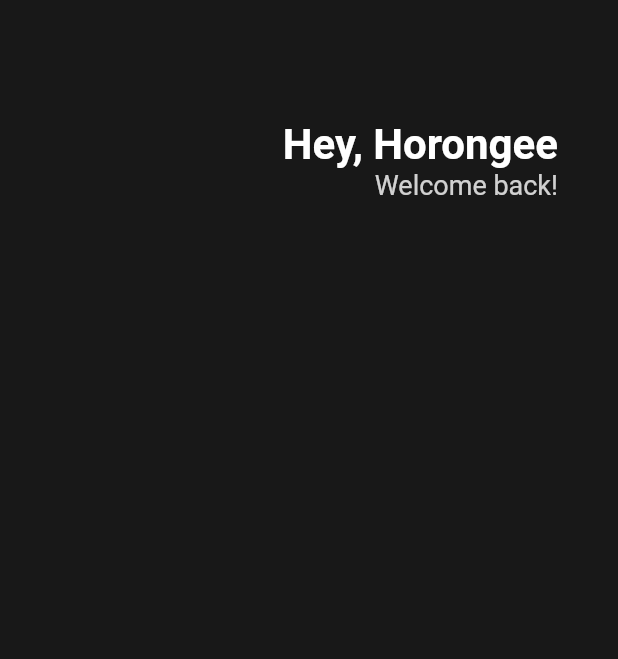
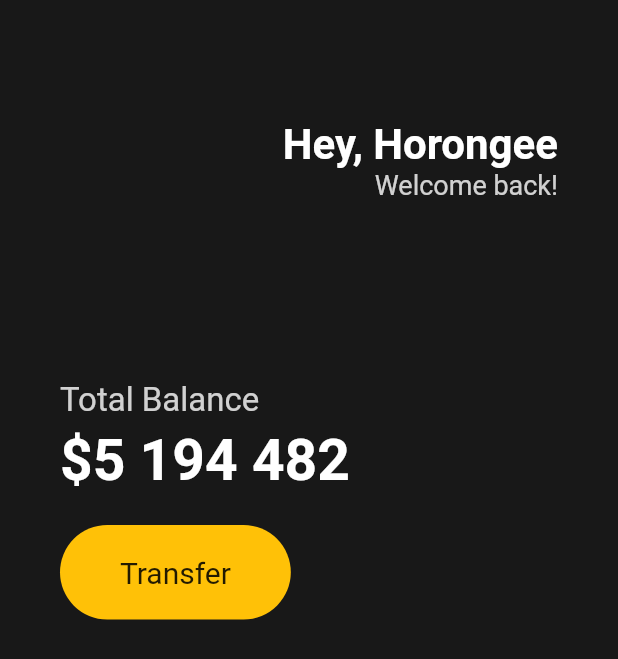
Before and after one commit to chopinoff/practice-flutter, a Flutter app: the screen it shows after launch, on a phone screen of 412 x 824 dp. Shown: the top 659 px of the screen. Run offline on Flutter 3.47's test engine with Material 2 defaults, Android fonts, the phone set to English and light mode, and no system bars.

Commit message:
230626_Buttons Section

```diff
--- a/toonflix/lib/main.dart
+++ b/toonflix/lib/main.dart
@@ -1,39 +1,37 @@
 import 'package:flutter/material.dart';
 
 void main() {
-  runApp(App());
+  runApp(const App());
 }
 
 class App extends StatelessWidget {
+  const App({super.key});
+
   @override
   Widget build(BuildContext context) {
     return MaterialApp(
       home: Scaffold(
-        // 컬러 입력 형식
-        // 1. Colors.black.withOpacity(1)
-        // 2. Color(0xFF000000)
-        // 3. Color.fromARGB(1, 0, 0, 0)
-        backgroundColor: Color(
+        backgroundColor: const Color(
           0xFF181818,
         ),
         body: Padding(
-          padding: EdgeInsets.symmetric(
+          padding: const EdgeInsets.symmetric(
             horizontal: 40,
           ),
           child: Column(
+            // Column으로 쌓이는 Widget들이 앞으로 왼쪽 정렬로 쌓이게 됨
+            crossAxisAlignment: CrossAxisAlignment.start,
             children: [
-              SizedBox(
+              const SizedBox(
                 height: 80,
               ),
               Row(
-                // Row의 mainAxisAlignment는 Row 방향, crossAxisAlignment는 Column 방향
                 mainAxisAlignment: MainAxisAlignment.end,
                 children: [
                   Column(
-                    // Column의 mainAxisAlignment는 Column 방향, crossAxisAlignment는 Row 방향
                     crossAxisAlignment: CrossAxisAlignment.end,
                     children: [
-                      Text(
+                      const Text(
                         "Hey, Horongee",
                         style: TextStyle(
                           color: Colors.white,
@@ -44,13 +42,66 @@ class App extends StatelessWidget {
                       Text(
                         "Welcome back!",
                         style: TextStyle(
-                          // 색상 미리보기 : Colors. 자동완성된 후 Ctrl + SpaceBar
                           color: Colors.white.withOpacity(0.8),
                           fontSize: 18,
                         ),
                       ),
                     ],
                   )
+                ],
+              ),
+              const SizedBox(
+                height: 120,
+              ),
+              Text(
+                "Total Balance",
+                style: TextStyle(
+                  fontSize: 22,
+                  color: Colors.white.withOpacity(0.8),
+                ),
+              ),
+              const SizedBox(
+                height: 5,
+              ),
+              const Text(
+                // 변수를 위한 $가 아니라는 것을 표시하기 위해 \$로 작성
+                "\$5 194 482",
+                style: TextStyle(
+                  fontSize: 38,
+                  fontWeight: FontWeight.w600,
+                  color: Colors.white,
+                ),
+              ),
+              const SizedBox(
+                height: 20,
+              ),
+              Row(
+                children: [
+                  // Container : HTML의 div와 유사한 Widget
+                  Container(
+                    decoration: BoxDecoration(
+                      color: Colors.amber,
+                      // 1. 모서리 중 일부만 적용하고 싶을 때
+                      // borderRadius: BorderRadius.vertical(
+                      //   top: Radius.circular(20),
+                      //   bottom: Radius.circular(40),
+                      // ),
+                      // 2. 모서리 전체 적용할 때 : all 생략 가능
+                      borderRadius: BorderRadius.circular(55),
+                    ),
+                    child: const Padding(
+                      padding: EdgeInsets.symmetric(
+                        vertical: 20,
+                        horizontal: 40,
+                      ),
+                      child: Text(
+                        "Transfer",
+                        style: TextStyle(
+                          fontSize: 20,
+                        ),
+                      ),
+                    ),
+                  ),
                 ],
               ),
             ],
```
